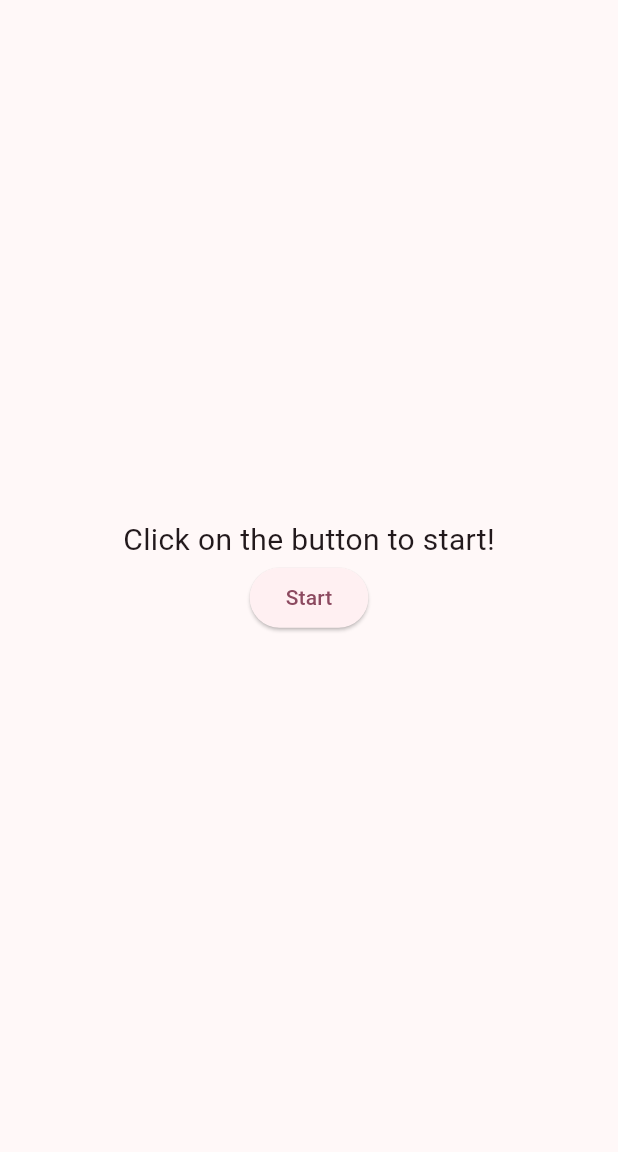
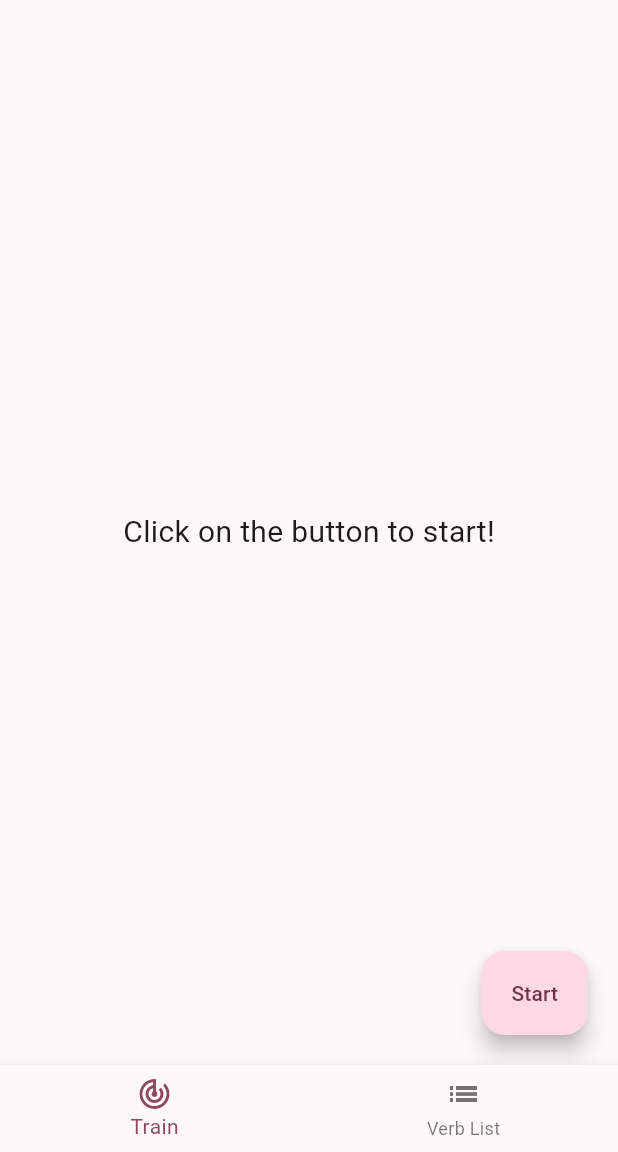
Before and after one commit to MatveevYasha/irregular-verbs, a Flutter app: the screen it shows after launch, on a phone screen of 412 x 824 dp, the part 84-1236 px from its top. Run offline on Flutter 3.47's test engine with Material 3 defaults, Android fonts, the phone set to English and light mode, and no system bars; our stand-ins replace flutter_bloc.

```diff
--- a/lib/ui/pages/main_page/bloc/main_bloc.dart
+++ b/lib/ui/pages/main_page/bloc/main_bloc.dart
@@ -10,8 +10,8 @@ class MainBloc extends Bloc<MainEvent, MainState> {
     on<MainEvent>(
       (event, emit) => switch (event) {
         final InitialMainEvent event => _initial(event, emit),
-        final GetOneVerbMainEvent event => _getOneVerb(event, emit),
-        final StartLearningMainEvent event => _startLearning(event, emit),
+        final GetNextWordMainEvent event => _getNextWord(event, emit),
+        // final StartLearningMainEvent event => _startLearning(event, emit),
       },
     );
   }
@@ -20,37 +20,33 @@ class MainBloc extends Bloc<MainEvent, MainState> {
     try {
       final listOfVerbs = await FetchDataProvider().fetchFileFromAssets();
 
-      emit(InitialMainState(listOfVerbs));
+      emit(CounterMainState(listOfVerbs: listOfVerbs, count: 0));
     } catch (e) {
       emit(ErrorMainState());
     }
   }
 
-  void _getOneVerb(GetOneVerbMainEvent event, Emitter<MainState> emit) {
-    // final rnd = Random();
+  void _getNextWord(GetNextWordMainEvent event, Emitter<MainState> emit) {
+    if (event.count < 4 && event.count != 0) {
+      emit(CounterMainState(verb: event.verb!, listOfVerbs: event.listOfVerbs, count: event.count + 1));
+    } else {
+      final rnd = Random();
 
-    // final verbNumber = rnd.nextInt(event.listOfVerbs.length);
+      final verbNumber = rnd.nextInt(event.listOfVerbs.length);
 
-    // final verb = event.listOfVerbs[verbNumber];
+      final verb = event.listOfVerbs[verbNumber];
 
-    // emit(CounterMainState(verb: verb, listOfVerbs: event.listOfVerbs, count: 1));
+      emit(CounterMainState(verb: verb, listOfVerbs: event.listOfVerbs, count: 1));
+    }
   }
 
-  void _startLearning(StartLearningMainEvent event, Emitter<MainState> emit) {
-    final rnd = Random();
+  // void _startLearning(StartLearningMainEvent event, Emitter<MainState> emit) {
+  //   final rnd = Random();
 
-    final verbNumber = rnd.nextInt(event.listOfVerbs.length);
+  //   final verbNumber = rnd.nextInt(event.listOfVerbs.length);
 
-    final verb = event.listOfVerbs[verbNumber];
+  //   final verb = event.listOfVerbs[verbNumber];
 
-    emit(CounterMainState(listOfVerbs: event.listOfVerbs, verb: verb, count: 1));
-  }
-
-  // void _getNextWord(GetNextWordMainEvent event, Emitter<MainState> emit) {
-  // if (event.count < 4) {
-  //   emit(GetNextWordMainState(verb: event.verb, count: event.count + 1));
-  // } else {
-  //   emit(GetNextWordMainState(verb: event.verb, count: event.count + 1));
-  // }
+  //   emit(CounterMainState(listOfVerbs: event.listOfVerbs, verb: verb, count: 1));
   // }
 }
--- a/lib/ui/pages/main_page/bloc/main_event.dart
+++ b/lib/ui/pages/main_page/bloc/main_event.dart
@@ -4,30 +4,20 @@ sealed class MainEvent {}
 
 class InitialMainEvent extends MainEvent {}
 
-class StartLearningMainEvent extends MainEvent {
+// class StartLearningMainEvent extends MainEvent {
+//   final List<Verb> listOfVerbs;
+
+//   StartLearningMainEvent({required this.listOfVerbs});
+// }
+
+class GetNextWordMainEvent extends MainEvent {
   final List<Verb> listOfVerbs;
-
-  StartLearningMainEvent({required this.listOfVerbs});
-}
-
-class GetOneVerbMainEvent extends MainEvent {
-  final List<Verb> listOfVerbs;
-  final Verb verb;
+  final Verb? verb;
   final int count;
 
-  GetOneVerbMainEvent({
+  GetNextWordMainEvent({
     required this.listOfVerbs,
-    required this.verb,
     required this.count,
+    this.verb,
   });
 }
-
-// class GetNextWordMainEvent extends MainEvent {
-//   final Verb verb;
-//   final int count;
-
-//   GetNextWordMainEvent({
-//     required this.verb,
-//     required this.count,
-//   });
-// }
--- a/lib/ui/pages/main_page/bloc/main_state.dart
+++ b/lib/ui/pages/main_page/bloc/main_state.dart
@@ -1,5 +1,3 @@
-import 'dart:collection';
-
 import 'package:irregular_verbs_app/data/entities/verb.dart';
 
 sealed class MainState {}
@@ -8,25 +6,15 @@ class LoadingMainState extends MainState {
   LoadingMainState();
 }
 
-class InitialMainState extends MainState {
-  final List<Verb> _listOfVerbs;
-
-  InitialMainState([
-    List<Verb> listOfVerbs = const <Verb>[],
-  ]) : _listOfVerbs = listOfVerbs;
-
-  List<Verb> get listOfVerbs => UnmodifiableListView(_listOfVerbs);
-}
-
 class CounterMainState extends MainState {
   final List<Verb> listOfVerbs;
-  final Verb verb;
   final int count;
+  final Verb? verb;
 
   CounterMainState({
     required this.listOfVerbs,
-    required this.verb,
     required this.count,
+    this.verb,
   });
 }
 
--- a/lib/ui/pages/main_page/main_page.dart
+++ b/lib/ui/pages/main_page/main_page.dart
@@ -1,10 +1,8 @@
-import 'dart:math';
-
 import 'package:flutter/material.dart';
+import 'package:flutter/widgets.dart';
 import 'package:flutter_bloc/flutter_bloc.dart';
 import 'package:irregular_verbs_app/data/entities/verb.dart';
 
-import 'package:irregular_verbs_app/data/provider/fetch_data_provider.dart';
 import 'package:irregular_verbs_app/ui/pages/main_page/bloc/main_bloc.dart';
 import 'package:irregular_verbs_app/ui/pages/main_page/bloc/main_event.dart';
 import 'package:irregular_verbs_app/ui/pages/main_page/bloc/main_state.dart';
@@ -18,76 +16,77 @@ class MainPage extends StatelessWidget {
   Widget build(BuildContext context) {
     final bloc = BlocProvider.of<MainBloc>(context);
 
-    return Scaffold(
-      appBar: AppBar(
-        backgroundColor: Theme.of(context).colorScheme.inversePrimary,
-        title: const Text('Irregular Verbs'),
-        centerTitle: true,
-      ),
-      body: BlocBuilder<MainBloc, MainState>(
+    return BlocBuilder<MainBloc, MainState>(
       builder: (context, state) {
         return switch (state) {
           LoadingMainState() => const CircularProgressIndicator(),
-            InitialMainState() => Center(
-                child: Column(
-                  mainAxisAlignment: MainAxisAlignment.center,
-                  children: [
-                    const Text(
+          CounterMainState() => Scoup(child: [
+              Stack(children: [
+                (state.verb == null)
+                    ? const Center(
+                        child: Text(
                           'Click on the button to start!',
                           style: TextStyle(
                             fontSize: 20,
                             fontWeight: FontWeight.w400,
                           ),
                         ),
-                    ElevatedButton(
-                        onPressed: () {
-                          bloc.add(StartLearningMainEvent(listOfVerbs: state.listOfVerbs));
-                        },
-                        child: const Text('Start'))
-                  ],
-                ),
-              ),
-            CounterMainState() => SizedBox(
-                width: double.infinity,
-                child: Column(
+                      )
+                    : Column(
                         crossAxisAlignment: CrossAxisAlignment.center,
                         children: [
                           TextWidget(
                             number: 1,
-                      title: state.verb.baseForm,
-                      wordNumber: 1,
+                            title: state.verb!.baseForm,
+                            wordNumber: state.count,
                           ),
                           const DividerWidget(),
                           TextWidget(
                             number: 2,
-                      title: state.verb.pastSimple,
-                      wordNumber: 2,
+                            title: state.verb!.pastSimple,
+                            wordNumber: state.count,
                           ),
                           const DividerWidget(),
                           TextWidget(
                             number: 3,
-                      title: state.verb.pastParticiple,
-                      wordNumber: 3,
+                            title: state.verb!.pastParticiple,
+                            wordNumber: state.count,
                           ),
                           const DividerWidget(),
                           TextWidget(
                             number: 4,
-                      title: state.verb.translation,
-                      wordNumber: 4,
+                            title: state.verb!.translation,
+                            wordNumber: state.count,
                           ),
                           const SizedBox(height: 100),
-                    FloatingActionButton(
+                        ],
+                      ),
+                Positioned(
+                  right: 20,
+                  bottom: 20,
+                  child: (state.verb == null)
+                      ? FloatingActionButton.extended(
                           onPressed: () {
-                        bloc.add(GetOneVerbMainEvent(
+                            bloc.add(GetNextWordMainEvent(
+                              listOfVerbs: state.listOfVerbs,
+                              count: 0,
+                            ));
+                          },
+                          label: const Text('Start'),
+                        )
+                      : FloatingActionButton(
+                          onPressed: () {
+                            bloc.add(GetNextWordMainEvent(
                               listOfVerbs: state.listOfVerbs,
                               verb: state.verb,
                               count: state.count,
                             ));
                           },
                         ),
-                  ],
                 ),
-              ),
+              ]),
+              ListOfVerbsWidget(listOfVerbs: state.listOfVerbs),
+            ]),
           ErrorMainState() => const Center(
               child: Text(
                 'An error has occurred, try restarting the application',
@@ -99,6 +98,118 @@ class MainPage extends StatelessWidget {
             ),
         };
       },
+    );
+  }
+}
+
+class ListOfVerbsWidget extends StatelessWidget {
+  final List<Verb> listOfVerbs;
+
+  const ListOfVerbsWidget({
+    super.key,
+    required this.listOfVerbs,
+  });
+
+  @override
+  Widget build(BuildContext context) {
+    return ListView.builder(
+      itemCount: listOfVerbs.length,
+      itemBuilder: (context, index) {
+        final verb = listOfVerbs[index];
+        // return Text(listOfVerbs[index].baseForm);
+        return Column(
+          children: [
+            if (index == 0) const SizedBox(height: 6),
+            if (index == 0 || listOfVerbs[index].baseForm[0] != listOfVerbs[index - 1].baseForm[0])
+              Column(
+                children: [
+                  Text(
+                    verb.baseForm[0].toUpperCase(),
+                    style: const TextStyle(
+                      fontSize: 22,
+                      fontWeight: FontWeight.bold,
+                    ),
+                  ),
+                  const DividerWidget()
+                ],
+              ),
+            IntrinsicHeight(
+              child: Row(
+                children: [
+                  Expanded(child: _Text(title: verb.baseForm)),
+                  const VerticalDivider(color: Colors.black, thickness: 1),
+                  Expanded(child: _Text(title: verb.pastSimple)),
+                  const VerticalDivider(color: Colors.black, thickness: 1),
+                  Expanded(child: _Text(title: verb.pastParticiple)),
+                  const VerticalDivider(color: Colors.black, thickness: 1),
+                  Expanded(child: _Text(title: verb.translation)),
+                ],
+              ),
+            ),
+            const DividerWidget()
+          ],
+        );
+      },
+    );
+  }
+}
+
+class _Text extends StatelessWidget {
+  final String title;
+
+  const _Text({required this.title});
+
+  @override
+  Widget build(BuildContext context) {
+    return Text(
+      title,
+      textAlign: TextAlign.center,
+      style: const TextStyle(fontSize: 15),
+    );
+  }
+}
+
+class Scoup extends StatefulWidget {
+  final List<Widget> child;
+
+  const Scoup({super.key, required this.child});
+
+  @override
+  State<Scoup> createState() => _ScoupState();
+}
+
+class _ScoupState extends State<Scoup> {
+  int _selectedIndex = 0;
+
+  void _onItemTapped(int index) {
+    setState(() {
+      _selectedIndex = index;
+    });
+  }
+
+  @override
+  Widget build(BuildContext context) {
+    return Scaffold(
+      appBar: AppBar(
+        backgroundColor: Theme.of(context).colorScheme.inversePrimary,
+        title: const Text('Irregular Verbs'),
+        centerTitle: true,
+      ),
+      body: widget.child[_selectedIndex],
+      bottomNavigationBar: BottomNavigationBar(
+        items: const <BottomNavigationBarItem>[
+          BottomNavigationBarItem(
+            icon: Icon(Icons.track_changes_outlined),
+            label: 'Train',
+          ),
+          BottomNavigationBarItem(
+            icon: Icon(Icons.list_sharp),
+            label: 'Verb List',
+          ),
+        ],
+        currentIndex: _selectedIndex,
+        selectedItemColor: Theme.of(context).colorScheme.primary,
+        onTap: _onItemTapped,
       ),
     );
   }
--- a/lib/ui/pages/main_page/widgets/text_widget.dart
+++ b/lib/ui/pages/main_page/widgets/text_widget.dart
@@ -30,6 +30,8 @@ class TextWidget extends StatelessWidget {
               ),
             Expanded(
               flex: 5,
+              child: Padding(
+                padding: const EdgeInsets.symmetric(horizontal: 20),
                 child: Text(
                   (number <= wordNumber) ? title : '...',
                   style: const TextStyle(
@@ -39,6 +41,7 @@ class TextWidget extends StatelessWidget {
                   textAlign: TextAlign.center,
                 ),
               ),
+            ),
           ],
         ),
       );
```
Lines whose indentation alone changed are shown as unchanged.
